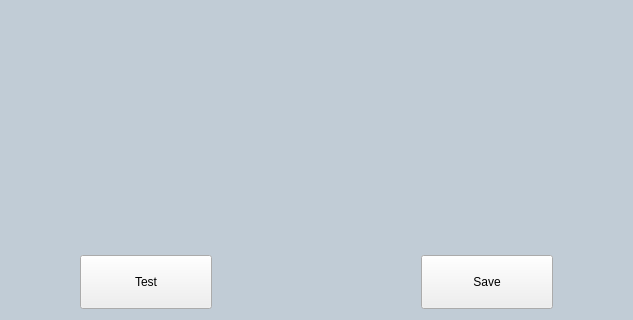
Old version of the form src/setting_page/SettingPageNetwork.ui in the repository hanjingo/rag-qt; both pictures show x 134 to 767 and y 334 to 654 of the 903 by 654 pixel window.
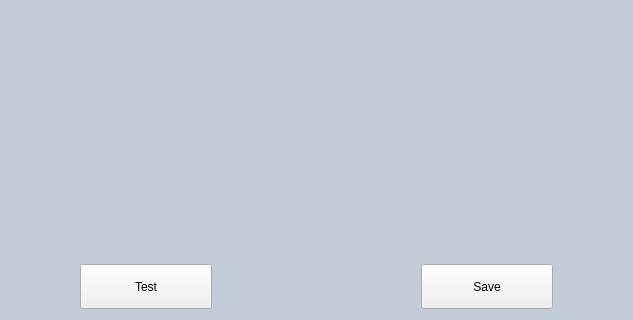
New version of the form.

What changed in the file:
```diff
--- a/src/setting_page/SettingPageNetwork.ui
+++ b/src/setting_page/SettingPageNetwork.ui
@@ -690,8 +690,8 @@
       <widget class="QPushButton" name="btnNetTest">
        <property name="minimumSize">
         <size>
-         <width>132</width>
-         <height>54</height>
+         <width>100</width>
+         <height>45</height>
         </size>
        </property>
        <property name="maximumSize">
@@ -715,8 +715,8 @@
       <widget class="QPushButton" name="btnSave">
        <property name="minimumSize">
         <size>
-         <width>132</width>
-         <height>54</height>
+         <width>100</width>
+         <height>45</height>
         </size>
        </property>
        <property name="maximumSize">
```
